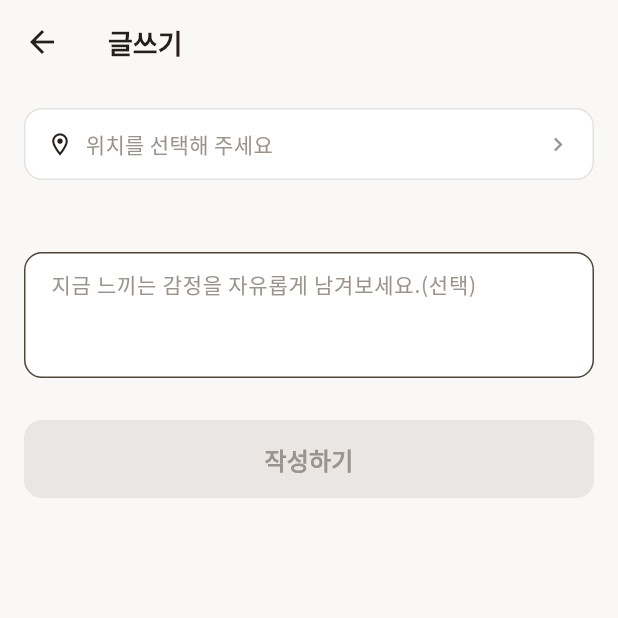
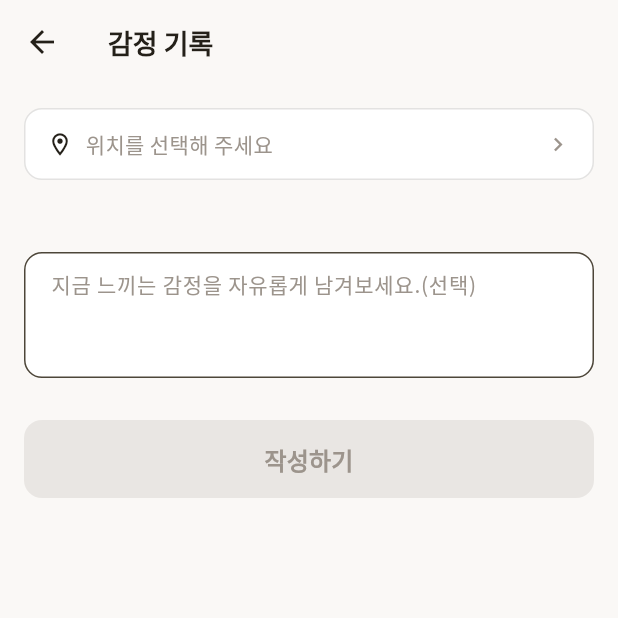
Before and after one commit to emotionMap/emotion-map-app, a Flutter app: the _WriteBody screen opened directly, on a phone screen of 412 x 824 dp, the top half of it. Run offline on Flutter 3.47's test engine with Material 3 defaults, Android fonts, the phone set to English and light mode, and no system bars; drawn by our look-alikes of loader_overlay; our stand-ins replace auto_route, cached_network_image, dio, flutter_dotenv, flutter_hooks, flutter_riverpod and 8 more; accounts and stored records are empty; generated files the repository leaves out were written again; network calls fail.

Commit message:
feat: 하단 탭 라벨 제거 + "게시글" 용어를 "감정 기록"으로 통일
온보딩은 "감정을 남기다"라고 하면서 하단 탭/상세·수정 화면은 "글쓰기"/
"게시글"로 불러 사용자향 어휘가 제각각이던 문제를 정리.
- 하단 탭: 아이콘만 남기고 라벨 숨김(접근성 라벨은 유지)
- 글쓰기/수정/삭제/빈 피드 안내 문구를 "감정 기록" 기준으로 교체

```diff
--- a/lib/module/feed/widget/post_list_body.dart
+++ b/lib/module/feed/widget/post_list_body.dart
@@ -24,7 +24,7 @@ class PostListBody extends HookConsumerWidget {
     super.key,
     required this.fetchPage,
     this.pageSize = 20,
-    this.emptyText = '아직 게시글이 없어요',
+    this.emptyText = '아직 감정 기록이 없어요',
     this.scrollToTopSignal,
   });
 
--- a/lib/module/main_tabs/main_tabs_view.dart
+++ b/lib/module/main_tabs/main_tabs_view.dart
@@ -36,10 +36,10 @@ class MainTabsView extends StatelessWidget {
               type: BottomNavigationBarType.fixed,
               backgroundColor: Colors.transparent,
               elevation: 0,
+              showSelectedLabels: false,
+              showUnselectedLabels: false,
               selectedItemColor: AppColors.accent,
               unselectedItemColor: AppColors.textMuted,
-              selectedLabelStyle: NotoSansKR.medium.set(size: 11),
-              unselectedLabelStyle: NotoSansKR.regular.set(size: 11),
               items: const [
                 BottomNavigationBarItem(
                   icon: Icon(Icons.home_outlined),
@@ -49,7 +49,7 @@ class MainTabsView extends StatelessWidget {
                 BottomNavigationBarItem(
                   icon: Icon(Icons.edit_outlined),
                   activeIcon: Icon(Icons.edit),
-                  label: '글쓰기',
+                  label: '감정 기록',
                 ),
                 BottomNavigationBarItem(
                   icon: Icon(Icons.map_outlined),
--- a/lib/module/post/post_edit_view.dart
+++ b/lib/module/post/post_edit_view.dart
@@ -25,7 +25,7 @@ class PostEditView extends HookConsumerWidget {
     ].where((e) => (e ?? '').isNotEmpty).join(' ');
 
     return Scaffold(
-      appBar: const EMTopBar(title: '게시글 수정'),
+      appBar: const EMTopBar(title: '수정'),
       body: PostForm(
         initialContent: post.content ?? '',
         initialLocationId: post.locationId,
@@ -51,11 +51,11 @@ class PostEditView extends HookConsumerWidget {
             );
             postsChangedSignal.value++;
             if (!context.mounted) return;
-            showAppSnackBar(context, '게시글이 수정됐어요.');
+            showAppSnackBar(context, '감정 기록을 수정했어요.');
             context.router.maybePop(true);
           } catch (e) {
             if (context.mounted) {
-              showErrorSnackBar(context, e, fallback: '게시글 수정에 실패했어요.');
+              showErrorSnackBar(context, e, fallback: '감정 기록 수정에 실패했어요.');
             }
           }
         },
--- a/lib/module/write/write_view.dart
+++ b/lib/module/write/write_view.dart
@@ -32,7 +32,7 @@ class _WriteBody extends HookConsumerWidget {
     final localStorage = ref.read(localStorageProvider);
 
     return Scaffold(
-      appBar: const EMTopBar(title: '글쓰기'),
+      appBar: const EMTopBar(title: '감정 기록'),
       body: PostForm(
         initialLocationId: localStorage.getInt(lastWriteLocationIdKey),
         initialLocationLabel: localStorage.getString(
@@ -61,11 +61,11 @@ class _WriteBody extends HookConsumerWidget {
                   locationLabel,
                 );
                 if (!context.mounted) return;
-                showAppSnackBar(context, '게시글이 등록됐어요.');
+                showAppSnackBar(context, '감정을 기록했어요.');
                 AutoTabsRouter.of(context).setActiveIndex(0);
               } catch (e) {
                 if (context.mounted) {
-                  showErrorSnackBar(context, e, fallback: '게시글 등록에 실패했어요.');
+                  showErrorSnackBar(context, e, fallback: '감정 기록에 실패했어요.');
                 }
               }
             },
```
